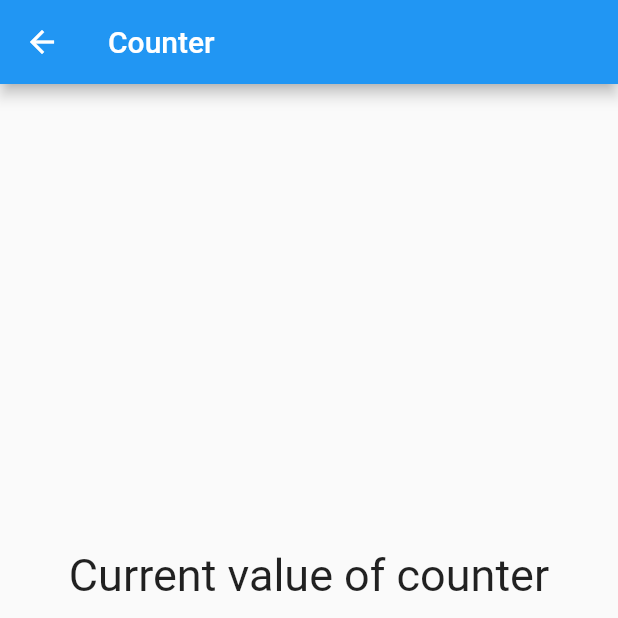
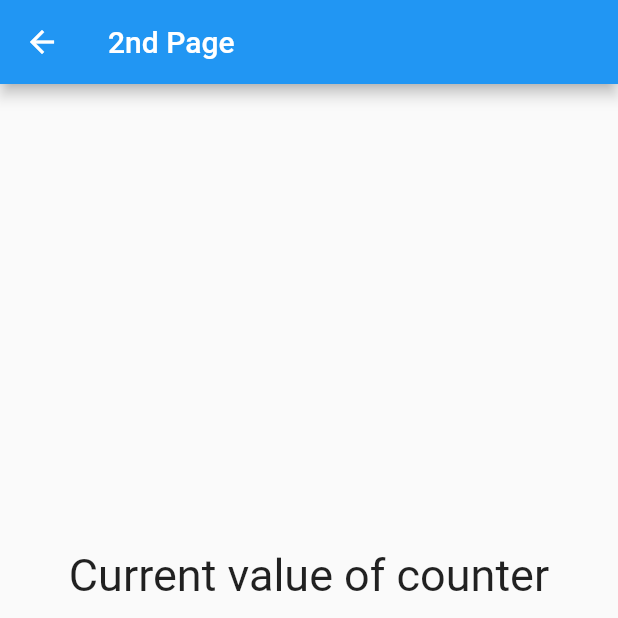
Before and after one commit to kingkhan7511/counter_river_pod, a Flutter app: the SeconedCounterPage screen opened directly, on a phone screen of 412 x 824 dp, the top half of it. Run offline on Flutter 3.47's test engine with Material 2 defaults, Android fonts, the phone set to English and light mode, and no system bars; our stand-ins replace flutter_riverpod; missing offline and left inert: nice_button.

Commit message:
update title of 2nd page

```diff
--- a/lib/Screens/seconed_seconed_page.dart
+++ b/lib/Screens/seconed_seconed_page.dart
@@ -9,7 +9,7 @@ class SeconedCounterPage extends StatelessWidget {
   Widget build(BuildContext context) {
     return Scaffold(
       appBar: AppBar(
-        title: Text("Counter"),
+        title: Text("2nd Page"),
       ),
       body: Consumer(
         builder: (context, watch, child) {
```
